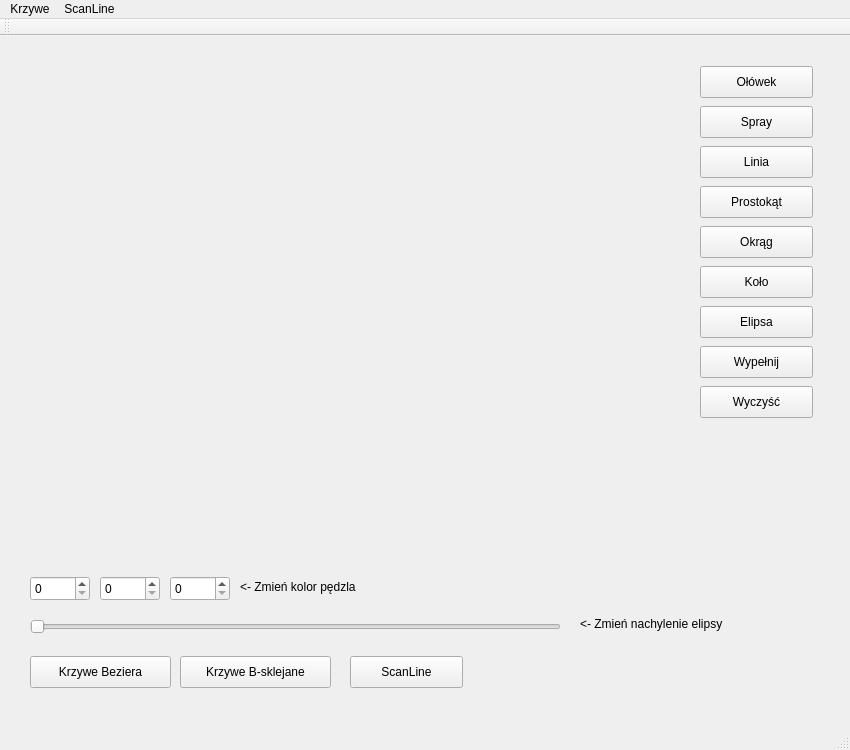
Above: mainwindow.ui from jakubpradzynski/weston before the change. Below: the same form after it.
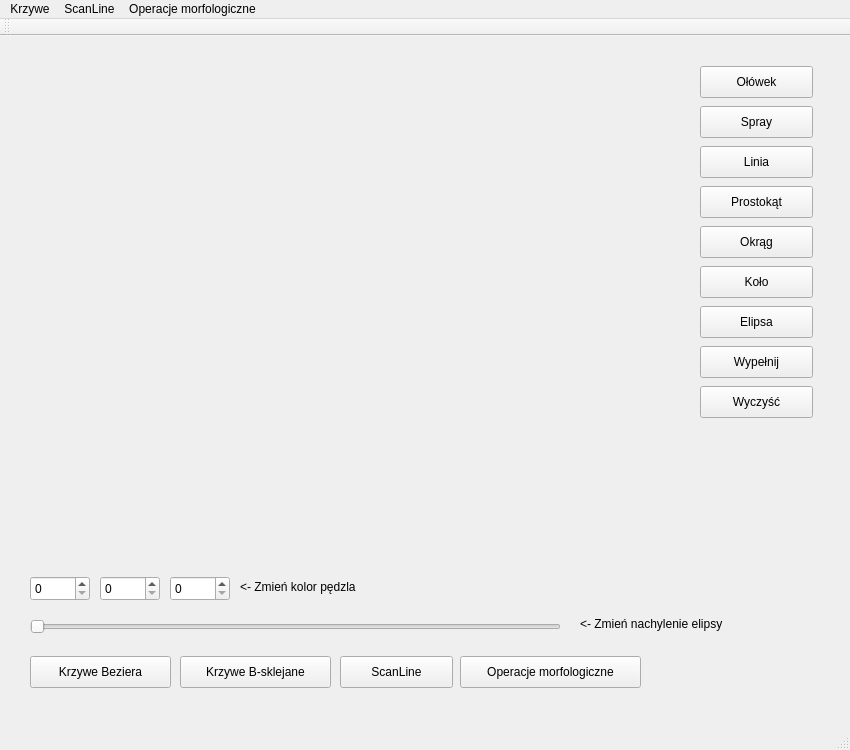
That is the form after the change. Custom widgets are drawn as their Qt base class.

Commit message: Morphology operations

Patch:
```diff
--- a/mainwindow.ui
+++ b/mainwindow.ui
@@ -257,7 +257,7 @@
    <widget class="QPushButton" name="scaneLineButton">
     <property name="geometry">
      <rect>
-      <x>350</x>
+      <x>340</x>
       <y>620</y>
       <width>113</width>
       <height>32</height>
@@ -267,6 +267,19 @@
      <string>ScanLine</string>
     </property>
    </widget>
+   <widget class="QPushButton" name="morphologyOperationsButton">
+    <property name="geometry">
+     <rect>
+      <x>460</x>
+      <y>620</y>
+      <width>181</width>
+      <height>32</height>
+     </rect>
+    </property>
+    <property name="text">
+     <string>Operacje morfologiczne</string>
+    </property>
+   </widget>
   </widget>
   <widget class="QMenuBar" name="menuBar">
    <property name="geometry">
@@ -290,8 +303,15 @@
     </property>
     <addaction name="scaneLineAction"/>
    </widget>
+   <widget class="QMenu" name="menuOperacje_morfologiczne">
+    <property name="title">
+     <string>Operacje morfologiczne</string>
+    </property>
+    <addaction name="morphologyOperationsAction"/>
+   </widget>
    <addaction name="curveMenu"/>
    <addaction name="menuScaneLine"/>
+   <addaction name="menuOperacje_morfologiczne"/>
   </widget>
   <widget class="QToolBar" name="mainToolBar">
    <attribute name="toolBarArea">
```
Left out of the diff: 5 changed lines with no effect on the pictures. The commit also changes 13 other files.
